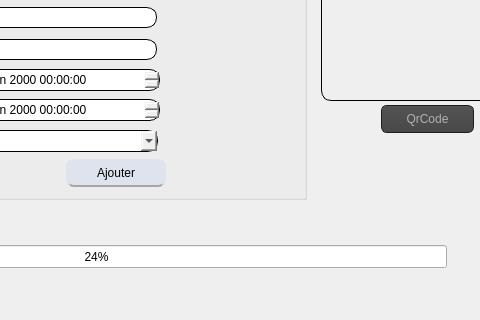
Above: mainwindow.ui from naouelboughattas/Smart_Shop_2A17 before the change; both pictures show x 454 to 934 and y 281 to 601 of the 1026 by 601 pixel window. Below: the same form after it.
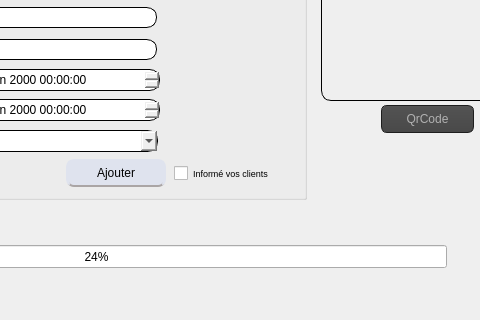
That is the form after the change. The open tabs and pages were chosen to show the change. Icons and pictures are not drawn. Custom widgets are drawn as their Qt base class.

```diff
--- a/mainwindow.ui
+++ b/mainwindow.ui
@@ -2272,6 +2272,24 @@
 }</string>
            </property>
           </widget>
+          <widget class="QCheckBox" name="checkBox">
+           <property name="geometry">
+            <rect>
+             <x>418</x>
+             <y>314</y>
+             <width>141</width>
+             <height>20</height>
+            </rect>
+           </property>
+           <property name="font">
+            <font>
+             <pointsize>7</pointsize>
+            </font>
+           </property>
+           <property name="text">
+            <string>Informé vos clients</string>
+           </property>
+          </widget>
          </widget>
          <widget class="QLabel" name="label_25">
           <property name="geometry">
```
Left out of the diff: 4 changed lines with no effect on the pictures.
